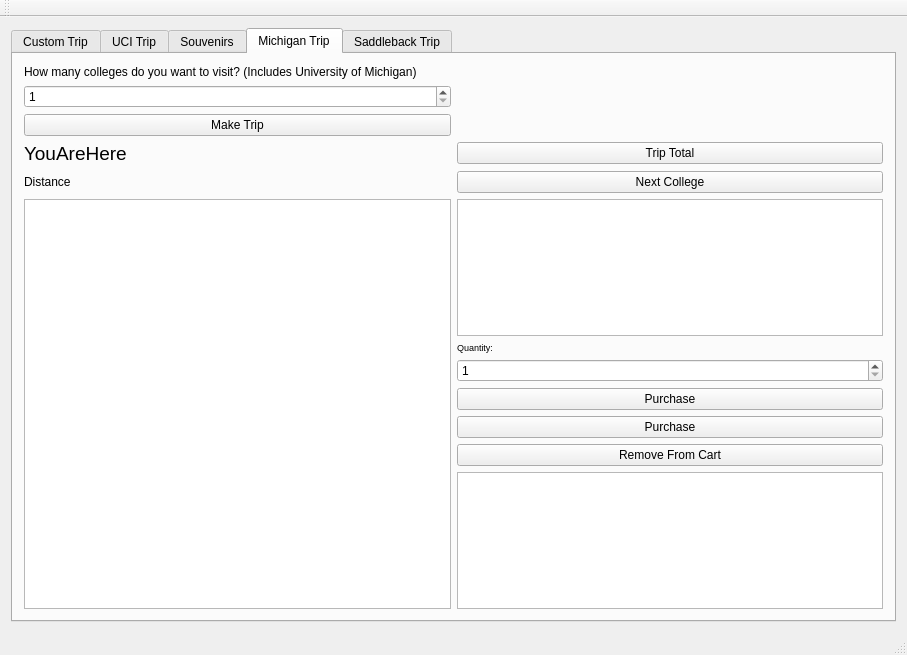
Old version of the form CollegeTour/mainwindow.ui in the repository 25wes25/caramelDelights.
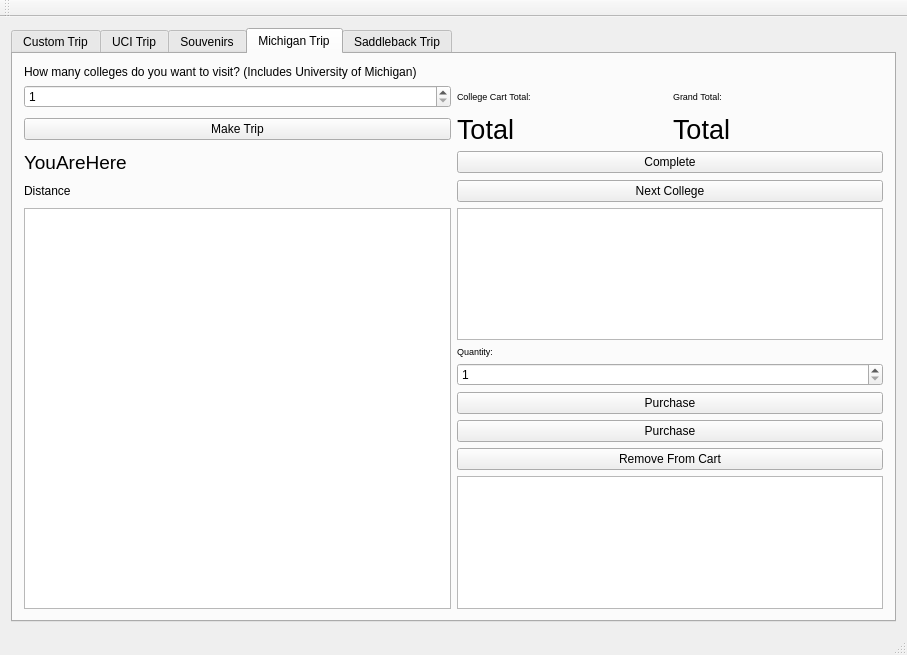
New version of the form. The open tabs and pages were chosen to show the change. Icons and pictures are not drawn.

```diff
--- a/CollegeTour/mainwindow.ui
+++ b/CollegeTour/mainwindow.ui
@@ -290,25 +290,6 @@
         <string>Michigan Trip</string>
        </attribute>
        <layout class="QGridLayout" name="gridLayout_2">
-        <item row="4" column="0">
-         <widget class="QLabel" name="michiganLocationLabel">
-          <property name="font">
-           <font>
-            <pointsize>14</pointsize>
-           </font>
-          </property>
-          <property name="text">
-           <string>YouAreHere</string>
-          </property>
-         </widget>
-        </item>
-        <item row="5" column="0">
-         <widget class="QLabel" name="michiganDistanceLabel">
-          <property name="text">
-           <string>Distance</string>
-          </property>
-         </widget>
-        </item>
         <item row="0" column="0">
          <widget class="QLabel" name="michiganLabel">
           <property name="text">
@@ -316,13 +297,6 @@
           </property>
          </widget>
         </item>
-        <item row="9" column="1">
-         <widget class="QSpinBox" name="michiganSouvQuantity">
-          <property name="minimum">
-           <number>1</number>
-          </property>
-         </widget>
-        </item>
         <item row="1" column="0">
          <widget class="QSpinBox" name="michiganSpinBox">
           <property name="minimum">
@@ -330,30 +304,60 @@
           </property>
          </widget>
         </item>
-        <item row="7" column="1">
+        <item row="8" column="1">
+         <widget class="QPushButton" name="michiganPurchase">
+          <property name="text">
+           <string>Purchase</string>
+          </property>
+         </widget>
+        </item>
+        <item row="3" column="0">
+         <widget class="QLabel" name="michiganLocationLabel">
+          <property name="font">
+           <font>
+            <pointsize>14</pointsize>
+           </font>
+          </property>
+          <property name="text">
+           <string>YouAreHere</string>
+          </property>
+         </widget>
+        </item>
+        <item row="4" column="0">
+         <widget class="QLabel" name="michiganDistanceLabel">
+          <property name="text">
+           <string>Distance</string>
+          </property>
+         </widget>
+        </item>
+        <item row="4" column="1">
+         <widget class="QPushButton" name="michiganNextCollege">
+          <property name="text">
+           <string>Next College</string>
+          </property>
+         </widget>
+        </item>
+        <item row="5" column="1">
          <widget class="QTableView" name="SouvenirNames"/>
         </item>
-        <item row="2" column="0">
-         <widget class="QPushButton" name="michiganTripButton">
-          <property name="text">
-           <string>Make Trip</string>
-          </property>
-         </widget>
-        </item>
-        <item row="13" column="1">
-         <widget class="QTableView" name="souvenirCart"/>
-        </item>
-        <item row="7" column="0" rowspan="7">
-         <widget class="QTableView" name="michiganTripTableView"/>
-        </item>
         <item row="11" column="1">
+         <widget class="QTableView" name="souvenirCart"/>
+        </item>
+        <item row="3" column="1">
+         <widget class="QPushButton" name="michiganTripTotal">
+          <property name="text">
+           <string>Complete</string>
+          </property>
+         </widget>
+        </item>
+        <item row="9" column="1">
          <widget class="QPushButton" name="michiganNextPurchase">
           <property name="text">
            <string>Purchase</string>
           </property>
          </widget>
         </item>
-        <item row="8" column="1">
+        <item row="6" column="1">
          <widget class="QLabel" name="michiganQuantityLabel">
           <property name="font">
            <font>
@@ -365,33 +369,85 @@
           </property>
          </widget>
         </item>
+        <item row="2" column="0">
+         <widget class="QPushButton" name="michiganTripButton">
+          <property name="text">
+           <string>Make Trip</string>
+          </property>
+         </widget>
+        </item>
+        <item row="5" column="0" rowspan="7">
+         <widget class="QTableView" name="michiganTripTableView"/>
+        </item>
+        <item row="7" column="1">
+         <widget class="QSpinBox" name="michiganSouvQuantity">
+          <property name="minimum">
+           <number>1</number>
+          </property>
+         </widget>
+        </item>
         <item row="10" column="1">
-         <widget class="QPushButton" name="michiganPurchase">
-          <property name="text">
-           <string>Purchase</string>
-          </property>
-         </widget>
-        </item>
-        <item row="5" column="1">
-         <widget class="QPushButton" name="michiganNextCollege">
-          <property name="text">
-           <string>Next College</string>
-          </property>
-         </widget>
-        </item>
-        <item row="12" column="1">
          <widget class="QPushButton" name="michiganRemoveCart">
           <property name="text">
            <string>Remove From Cart</string>
           </property>
          </widget>
         </item>
-        <item row="4" column="1">
-         <widget class="QPushButton" name="michiganTripTotal">
-          <property name="text">
-           <string>Trip Total</string>
-          </property>
-         </widget>
+        <item row="2" column="1">
+         <layout class="QHBoxLayout" name="horizontalLayout_4">
+          <item>
+           <widget class="QLabel" name="michiganCartTotal">
+            <property name="font">
+             <font>
+              <pointsize>20</pointsize>
+             </font>
+            </property>
+            <property name="text">
+             <string>Total</string>
+            </property>
+           </widget>
+          </item>
+          <item>
+           <widget class="QLabel" name="michiganGrandTotal">
+            <property name="font">
+             <font>
+              <pointsize>20</pointsize>
+             </font>
+            </property>
+            <property name="text">
+             <string>Total</string>
+            </property>
+           </widget>
+          </item>
+         </layout>
+        </item>
+        <item row="1" column="1">
+         <layout class="QHBoxLayout" name="horizontalLayout_3">
+          <item>
+           <widget class="QLabel" name="michiganCartTotalLabel">
+            <property name="font">
+             <font>
+              <pointsize>7</pointsize>
+             </font>
+            </property>
+            <property name="text">
+             <string>College Cart Total:</string>
+            </property>
+           </widget>
+          </item>
+          <item>
+           <widget class="QLabel" name="michiganGrandTotalLabel">
+            <property name="font">
+             <font>
+              <pointsize>7</pointsize>
+             </font>
+            </property>
+            <property name="text">
+             <string>Grand Total:</string>
+            </property>
+           </widget>
+          </item>
+         </layout>
         </item>
        </layout>
       </widget>
```
Left out of the diff: 152 changed lines with no effect on the pictures.
